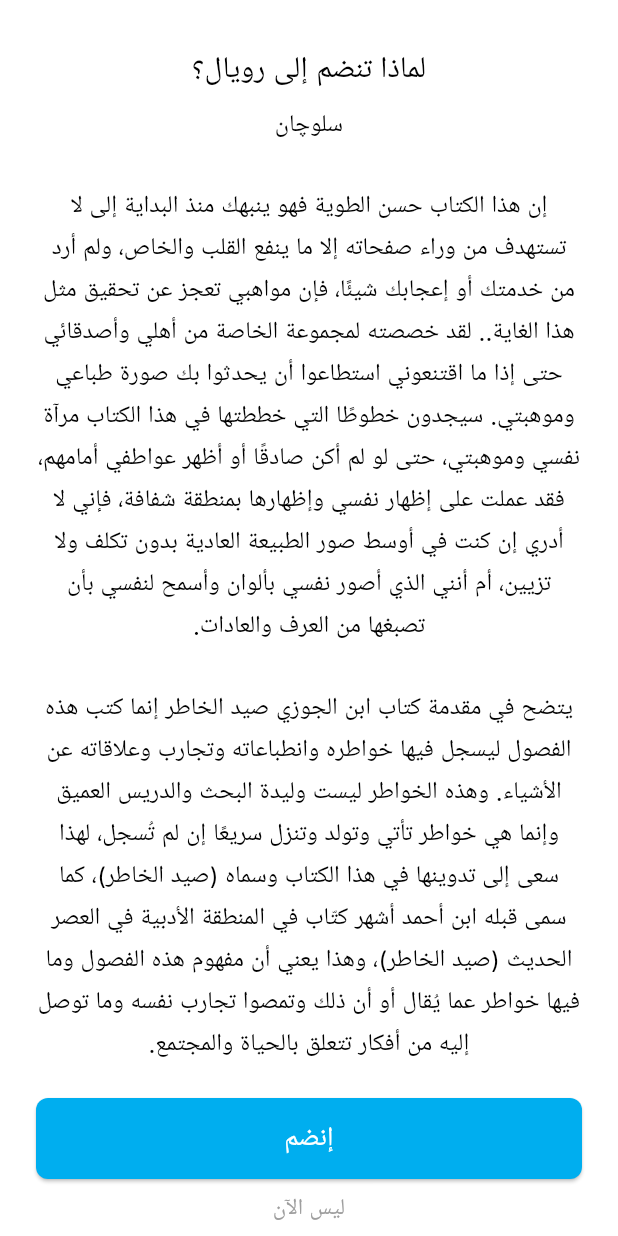
After one commit to YazanAK23/royal, a Flutter app: the WhyJoinRoyalPage screen opened by its route, on a phone screen of 412 x 824 dp. The commit adds this screen. Run offline on Flutter 3.47's test engine with Material 3 defaults, Android fonts, the phone set to English and light mode, and no system bars; our stand-ins replace flutter_riverpod, flutter_svg, google_fonts, shared_preferences; accounts and stored records are empty.

Commit message:
why royal page added

```diff
--- a/lib/core/routes/app_routes.dart
+++ b/lib/core/routes/app_routes.dart
@@ -14,6 +14,7 @@ import 'package:royal/screens/favorite/favorite_page.dart'; // Import the Favori
 import 'package:royal/screens/search/search_screen.dart'; // Import the SearchScreen
 import 'package:royal/screens/about%20app/about_app_page.dart'; // Import AboutAppPage
 import 'package:royal/screens/notifications/notification_center_page.dart'; // Import NotificationCenterPage
+import 'package:royal/screens/why%20Royal/why_join_royal_page.dart'; // Import WhyJoinRoyalPage
 
 
 class AppRoutes {
@@ -42,6 +43,7 @@ class AppRoutes {
   static const String search = '/search'; // Added search route
   static const String aboutApp = '/about-app'; // Added about app route
   static const String notificationCenter = '/notification-center'; // Added notification center route
+  static const String whyJoinRoyal = '/why-join-royal'; // Add route constant
 
 
   // Route Map
@@ -66,6 +68,7 @@ class AppRoutes {
     search: (context) => const SearchScreen(), // Added search screen route
     aboutApp: (context) => const AboutAppPage(), // Added about app page route
     notificationCenter: (context) => const NotificationCenterPage(), // Added notification center route
+    whyJoinRoyal: (context) => const WhyJoinRoyalPage(), // Add route to map
   };
 
   // Route Generator
--- a/lib/l10n/intl_ar.arb
+++ b/lib/l10n/intl_ar.arb
@@ -275,5 +275,21 @@
     "notificationUpdate": "تحديث",
     "notificationUpdateMsg": "تم إضافة كتالوج في قائمة التنزيلات",
     "notificationEvent": "حدث",
-    "notificationEventMsg": "زورونا في حدث الأعمال الإنشائية"
+    "notificationEventMsg": "زورونا في حدث الأعمال الإنشائية",
+    "whyJoinRoyalTitle": "لماذا تنضم إلى رويال؟",
+    "@whyJoinRoyalTitle": {
+        "description": "عنوان صفحة لماذا تنضم إلى رويال"
+    },
+    "whyJoinRoyalContent": "سلوچان\n\nإن هذا الكتاب حسن الطوية فهو ينبهك منذ البداية إلى لا تستهدف من وراء صفحاته إلا ما ينفع القلب والخاص، ولم أرد من خدمتك أو إعجابك شيئًا، فإن مواهبي تعجز عن تحقيق مثل هذا الغاية.. لقد خصصته لمجموعة الخاصة من أهلي وأصدقائي حتى إذا ما اقتنعوني استطاعوا أن يحدثوا بك صورة طباعي وموهبتي. سيجدون خطوطًا التي خططتها في هذا الكتاب مرآة نفسي وموهبتي، حتى لو لم أكن صادقًا أو أظهر عواطفي أمامهم، فقد عملت على إظهار نفسي وإظهارها بمنطقة شفافة، فإني لا أدري إن كنت في أوسط صور الطبيعة العادية بدون تكلف ولا تزيين، أم أنني الذي أصور نفسي بألوان وأسمح لنفسي بأن تصبغها من العرف والعادات.\n\nيتضح في مقدمة كتاب ابن الجوزي صيد الخاطر إنما كتب هذه الفصول ليسجل فيها خواطره وانطباعاته وتجارب وعلاقاته عن الأشياء. وهذه الخواطر ليست وليدة البحث والدريس العميق وإنما هي خواطر تأتي وتولد وتنزل سريعًا إن لم تُسجل، لهذا سعى إلى تدوينها في هذا الكتاب وسماه (صيد الخاطر)، كما سمى قبله ابن أحمد أشهر كتّاب في المنطقة الأدبية في العصر الحديث (صيد الخاطر)، وهذا يعني أن مفهوم هذه الفصول وما فيها خواطر عما يُقال أو أن ذلك وتمصوا تجارب نفسه وما توصل إليه من أفكار تتعلق بالحياة والمجتمع.",
+    "@whyJoinRoyalContent": {
+        "description": "محتوى صفحة لماذا تنضم إلى رويال"
+    },
+    "joinButton": "إنضم",
+    "@joinButton": {
+        "description": "زر الانضمام لصفحة لماذا تنضم إلى رويال"
+    },
+    "notNowButton": "ليس الآن",
+    "@notNowButton": {
+        "description": "زر ليس الآن لصفحة لماذا تنضم إلى رويال"
+    }
 }
--- a/lib/screens/news/news_page.dart
+++ b/lib/screens/news/news_page.dart
@@ -190,7 +190,8 @@ class NewsCard extends StatelessWidget {
                 fontSize: 15,
                 color: Color(0xFF222222),
               ),
-              textAlign: TextAlign.right,
+              maxLines: 2,
+              overflow: TextOverflow.ellipsis,
             ),
           ),
         ],
--- /dev/null
+++ b/lib/screens/why Royal/why_join_royal_page.dart
@@ -0,0 +1,88 @@
+import 'package:flutter/material.dart';
+import 'package:royal/core/routes/app_routes.dart';
+import 'package:royal/generated/l10n.dart';
+
+class WhyJoinRoyalPage extends StatelessWidget {
+  const WhyJoinRoyalPage({Key? key}) : super(key: key);
+
+  @override
+  Widget build(BuildContext context) {
+    final s = S.of(context);
+    return Scaffold(
+      backgroundColor: Colors.white,
+      body: SafeArea(
+        child: Column(
+          children: [
+            Expanded(
+              child: SingleChildScrollView(
+                padding: const EdgeInsets.symmetric(horizontal: 24.0, vertical: 32.0),
+                child: Column(
+                  crossAxisAlignment: CrossAxisAlignment.center,
+                  children: [
+                    Text(
+                      s.whyJoinRoyalTitle,
+                      style: const TextStyle(
+                        fontSize: 20,
+                        fontWeight: FontWeight.w500,
+                        color: Colors.black,
+                      ),
+                      textAlign: TextAlign.center,
+                    ),
+                    const SizedBox(height: 8),
+                    Text(
+                      s.whyJoinRoyalContent,
+                      style: const TextStyle(
+                        fontSize: 16,
+                        color: Colors.black,
+                        height: 1.7,
+                      ),
+                      textAlign: TextAlign.center,
+                    ),
+                  ],
+                ),
+              ),
+            ),
+            Padding(
+              padding: const EdgeInsets.symmetric(horizontal: 24.0, vertical: 8.0),
+              child: Column(
+                children: [
+                  SizedBox(
+                    width: double.infinity,
+                    child: ElevatedButton(
+                      style: ElevatedButton.styleFrom(
+                        backgroundColor: const Color(0xFF00AEEF),
+                        shape: RoundedRectangleBorder(
+                          borderRadius: BorderRadius.circular(8),
+                        ),
+                        padding: const EdgeInsets.symmetric(vertical: 14),
+                      ),
+                      onPressed: () {},
+                      child: Text(
+                        s.joinButton,
+                        style: const TextStyle(fontSize: 18, color: Colors.white),
+                      ),
+                    ),
+                  ),
+                  const SizedBox(height: 8),
+                  GestureDetector(
+                    onTap: () {
+                      Navigator.of(context).pushReplacementNamed(AppRoutes.login);
+                    },
+                    child: Text(
+                      s.notNowButton,
+                      style: const TextStyle(
+                        fontSize: 15,
+                        color: Colors.grey,
+                      ),
+                      textAlign: TextAlign.center,
+                    ),
+                  ),
+                ],
+              ),
+            ),
+          ],
+        ),
+      ),
+    );
+  }
+}
--- a/lib/widgets/auth/login_form.dart
+++ b/lib/widgets/auth/login_form.dart
@@ -263,7 +263,9 @@ class _LoginFormState extends State<LoginForm> {
                 ),
               ),
               TextButton(
-                onPressed: () {},
+                onPressed: () {
+                  Navigator.of(context).pushNamed(AppRoutes.whyJoinRoyal);
+                },
                 child: Text(
                   l10n.whyRoyal,
                   style: const TextStyle(
```
Also changed, not shown: lib/l10n/intl_en.arb (+17 -1 lines), lib/screens/New items/new_items.dart (+5 -5 lines), lib/screens/news/news_details_page.dart (+3 -5 lines), lib/generated/intl/messages_ar.dart, lib/generated/intl/messages_en.dart, lib/generated/l10n.dart.
